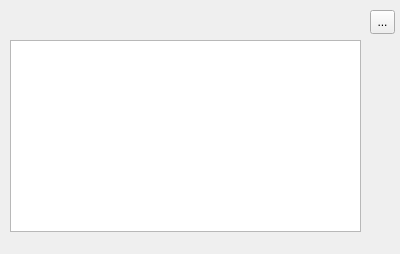
Above: MusicCollaboratorDialog.ui from TheProjecter/music-collaborator before the change. Below: the same form after it.
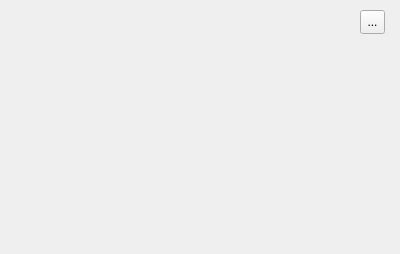
That is the form after the change. Icons and pictures are not drawn.

```diff
--- a/MusicCollaboratorDialog.ui
+++ b/MusicCollaboratorDialog.ui
@@ -16,7 +16,7 @@
   <widget class="QToolButton" name="toolButton">
    <property name="geometry">
     <rect>
-     <x>370</x>
+     <x>360</x>
      <y>10</y>
      <width>25</width>
      <height>24</height>
@@ -30,16 +30,6 @@
      <normaloff>:/Icons/icon-add</normaloff>:/Icons/icon-add</iconset>
    </property>
   </widget>
-  <widget class="QTreeView" name="treeView">
-   <property name="geometry">
-    <rect>
-     <x>10</x>
-     <y>40</y>
-     <width>351</width>
-     <height>192</height>
-    </rect>
-   </property>
-  </widget>
  </widget>
  <resources>
   <include location="Resources.qrc"/>
```
Left out of the diff: 4 changed lines with no effect on the pictures.
